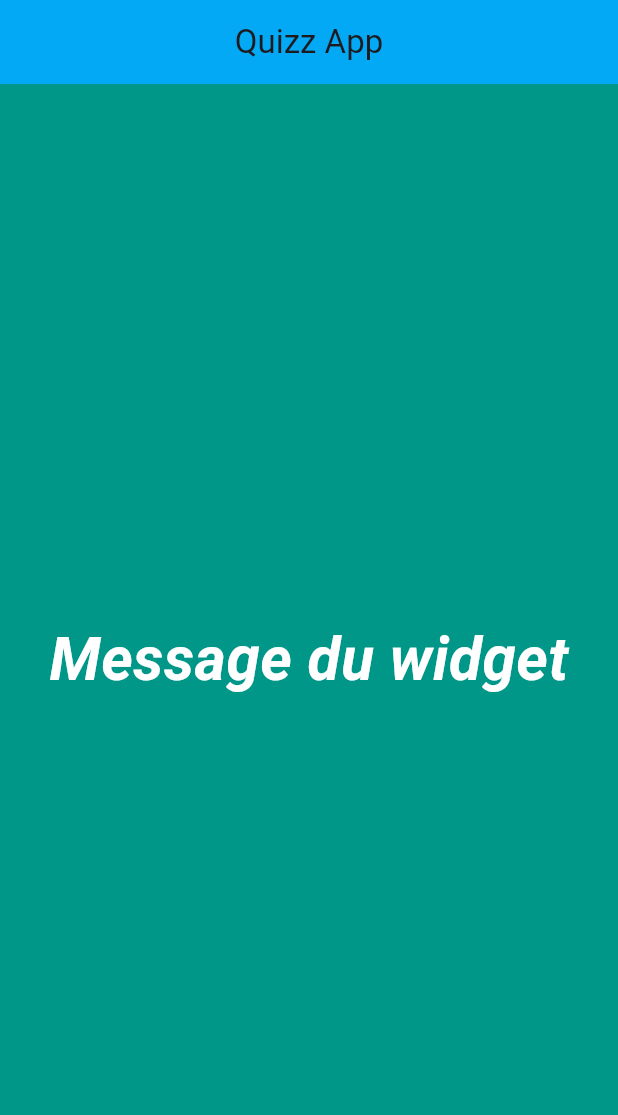
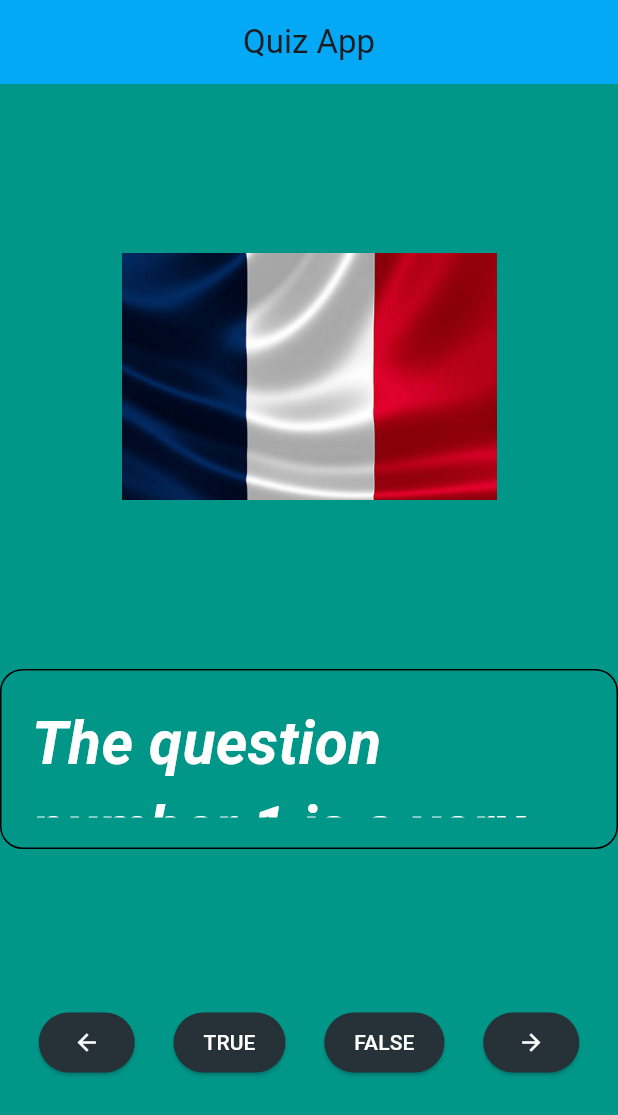
Before and after one commit to Nolan405/BUT2_Flutter, a Flutter app: the screen it shows after launch, on a phone screen of 412 x 824 dp. Shown: the top 1115 px of the screen. Run offline on Flutter 3.47's test engine with Material 3 defaults, Android fonts, the phone set to English and light mode, and no system bars.

Commit message:
avancemment td1

```diff
--- /dev/null
+++ b/td_1/lib/UI/ButtonStyle.dart
@@ -0,0 +1,9 @@
+import 'package:flutter/material.dart';
+
+final ButtonStyle myButtonStyle = ElevatedButton.styleFrom(
+    backgroundColor: Colors.blueGrey.shade900,
+    padding: const EdgeInsets.symmetric(horizontal: 20),
+    shape: const RoundedRectangleBorder(
+      borderRadius: BorderRadius.all(Radius.circular(20)),
+    )
+);
--- a/td_1/lib/UI/home.dart
+++ b/td_1/lib/UI/home.dart
@@ -1,30 +1,91 @@
-import 'package:flutter/cupertino.dart';
 import 'package:flutter/material.dart';
+import 'ButtonStyle.dart';
+import '../model/question.dart';
 
 class MyWidget extends StatelessWidget{
   final Color color;
-  final double textsize;
-  final String message;
-  const MyWidget(this.color,this.textsize,this.message);
+  final double textSize;
+  final ButtonStyle? btnStyle;
+  final int _currentQuestion = 0;
+  static final List<Question> _questions = [
+    Question.name("The question number 1 is a "
+        "very long question and her answer is true.", true, "flag.png"),
+    Question.name("The question number 2 is true again.", true,
+        "img.png"),
+    Question.name("The question number 3 is false.", false, "img.png"),
+    Question.name("The question number 4 is false again.", false,
+        "flag.png"),
+    Question.name("The question number 5 is true.", true, "flag.png"),
+    Question.name("The question number 6 is true again.", true,
+        "img.png"),
+  ];
+
+  const MyWidget({
+    super.key,
+    required this.color,
+    required this.textSize,
+    this.btnStyle,
+  });
   @override
   Widget build(BuildContext context) {
     return Scaffold(
         appBar: AppBar(
-          title: const Text("Quizz App"),
+          title: const Text("Quiz App"),
           centerTitle: true,
           backgroundColor: Colors.lightBlue,
         ),
         backgroundColor: color,
         body: Center(
+            child: Column(
+              mainAxisAlignment: MainAxisAlignment.spaceEvenly,
+              children:[
+                Image.asset("img/flag.png",width: 250,height: 180,),
+                Container(
+                    decoration: BoxDecoration(
+                        color: Colors.transparent,
+                        borderRadius: BorderRadius.circular(15),
+                        border: Border.all(
+                            color: Colors.black,style: BorderStyle.solid
+                        )
+                    ),
+                    height:120.0,
+                    child: Padding(
+                        padding: const EdgeInsets.all(20.0),
                         child: Text(
-              message,
+                          _questions[_currentQuestion].questionText,
                           textDirection: TextDirection.ltr,
                           style: TextStyle(
                             color: Colors.white,
                             fontWeight: FontWeight.bold,
                             fontStyle: FontStyle.italic,
-                fontSize: textsize,
+                            fontSize: textSize,
                           ),
-            )));
+                        )
+                    )
+                ),
+                Row(
+                    mainAxisAlignment: MainAxisAlignment.spaceEvenly,
+                    children: [
+                      ElevatedButton(onPressed: ()=> _previousQuestion(),
+                        style: myButtonStyle,
+                        child: const Icon(Icons.arrow_back, color:
+                        Colors.white,),),
+                      ElevatedButton(onPressed: ()=> _checkAnswer(true),
+                        style: myButtonStyle,
+                        child: const Text("TRUE",style: TextStyle(color:
+                        Colors.white)),),
+                      ElevatedButton(onPressed: ()=> _checkAnswer(false),
+                        style: myButtonStyle,
+                        child: const Text("FALSE",style: TextStyle(color:
+                        Colors.white)),),
+                      ElevatedButton(onPressed: ()=> _nextQuestion(),
+                        style: myButtonStyle,
+                        child: const Icon(Icons.arrow_forward, color:
+                        Colors.white,),),
+                    ])
+              ]
+            )
+        )
+    );
   }
 }
--- a/td_1/lib/main.dart
+++ b/td_1/lib/main.dart
@@ -7,6 +7,8 @@ void main() {
   runApp(const MaterialApp(
       debugShowCheckedModeBanner: false,
       title: "Application Quizz",
-      home: MyWidget(Colors.teal,40.0,"Message du widget")
+      home: MyWidget(
+          color: Colors.teal,
+          textSize: 40.0)
   ));
 }
--- /dev/null
+++ b/td_1/lib/model/question.dart
@@ -0,0 +1,13 @@
+class Question{
+  final String _questionText;
+  final bool _isCorrect;
+  final String _image;
+
+  Question.name(this._questionText, this._isCorrect, this._image);
+
+  bool get isCorrect => _isCorrect;
+
+  String get questionText => _questionText;
+
+  String get image => _image;
+}
```
Also changed, not shown: td_1/img/flag.png (added). Lines whose indentation alone changed are shown as unchanged.
